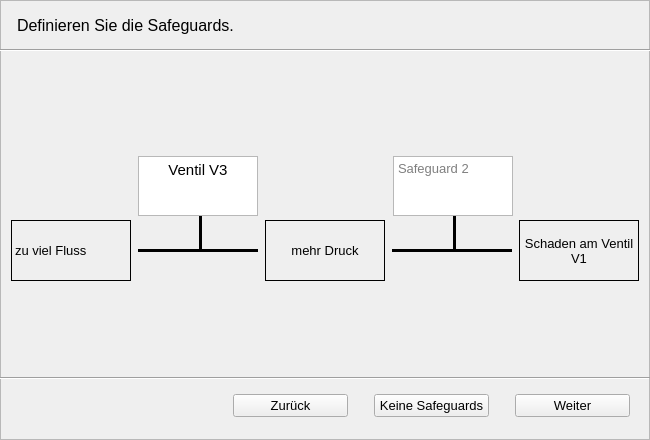
Old version of the form Code/wizard_4.ui in the repository MSPietsch/HMI.
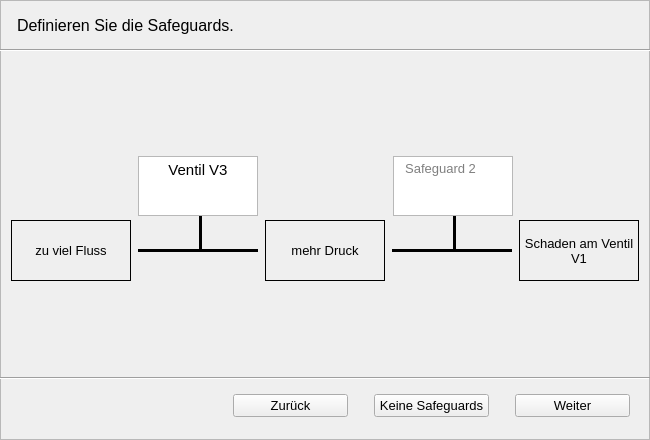
New version of the form.

What changed in the file:
```diff
--- a/Code/wizard_4.ui
+++ b/Code/wizard_4.ui
@@ -64,7 +64,7 @@
         <string>zu viel Fluss</string>
        </property>
        <property name="alignment">
-        <set>Qt::AlignLeading|Qt::AlignLeft|Qt::AlignVCenter</set>
+        <set>Qt::AlignCenter</set>
        </property>
       </widget>
      </item>
@@ -263,7 +263,7 @@
 &lt;p align=&quot;center&quot; style=&quot;-qt-paragraph-type:empty; margin-top:12px; margin-bottom:12px; margin-left:0px; margin-right:0px; -qt-block-indent:0; text-indent:0px; font-family:'MS Shell Dlg 2';&quot;&gt;&lt;br /&gt;&lt;/p&gt;&lt;/body&gt;&lt;/html&gt;</string>
        </property>
        <property name="placeholderText">
-        <string>Safeguard 2</string>
+        <string>  Safeguard 2</string>
        </property>
       </widget>
      </item>
```
